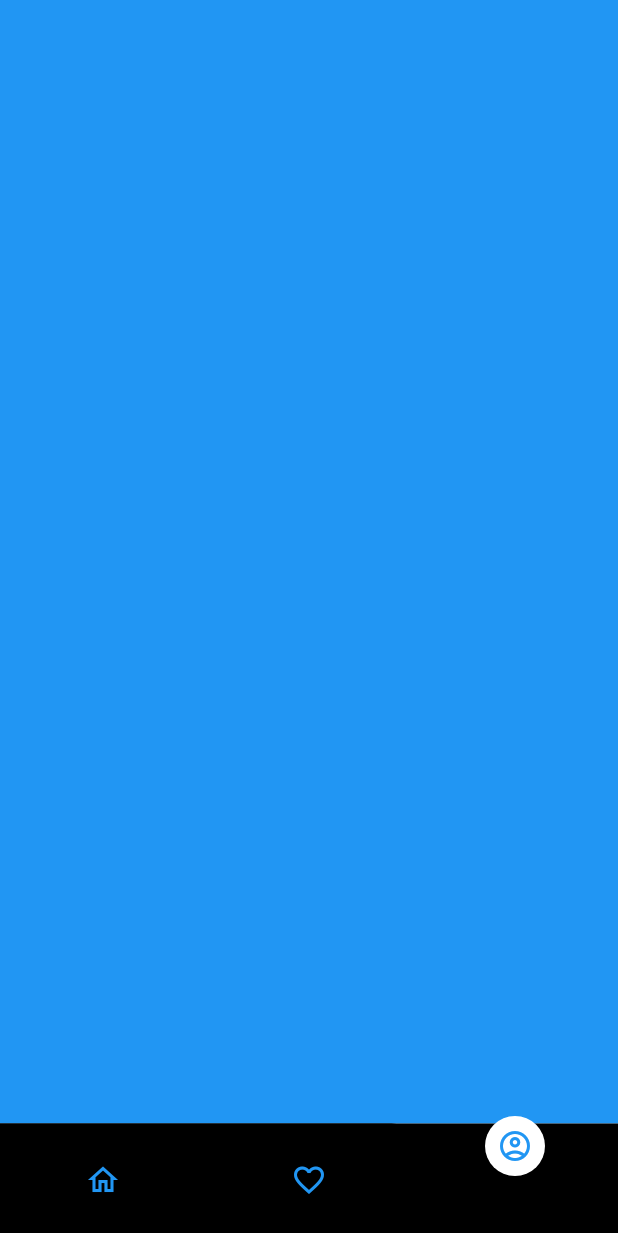
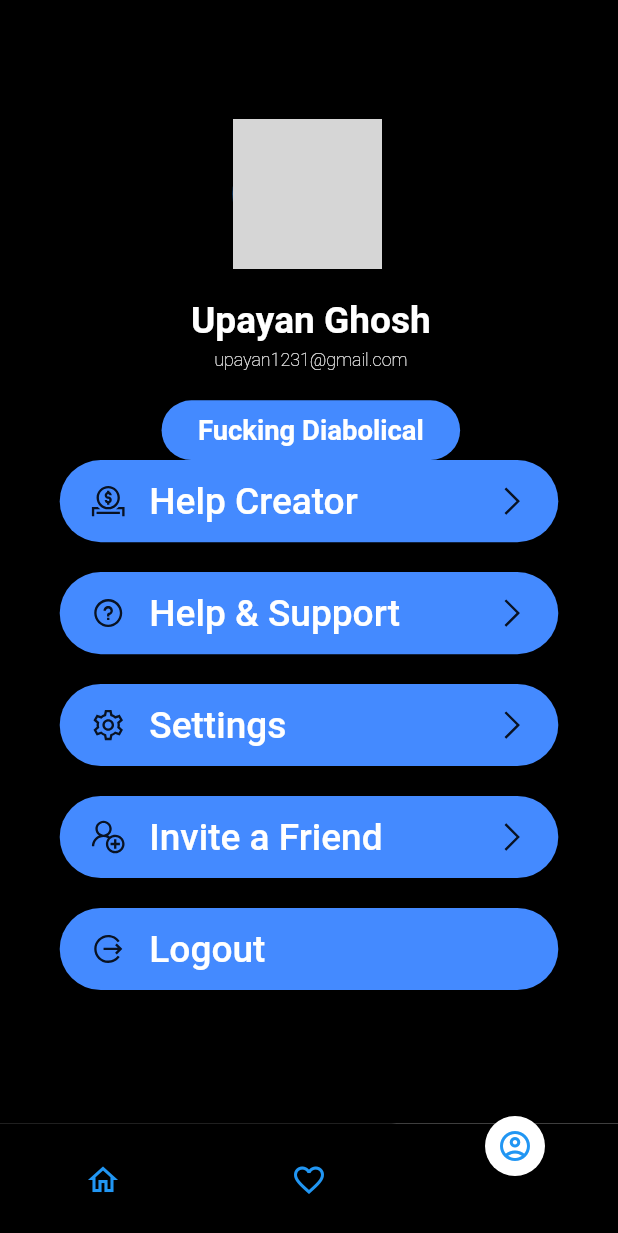
Before and after one commit to UpayanGhosh/pixamart, a Flutter app: the screen it shows after launch, item 3 of the bottom bar chosen, on a phone screen of 412 x 824 dp. Shown: the top 1233 px of the screen. Run offline on Flutter 3.47's test engine with Material 2 defaults, Android fonts, the phone set to English and light mode, and no system bars; drawn by our look-alikes of curved_navigation_bar; our stand-ins replace animated_splash_screen, dio, flutter_screenutil, flutter_speed_dial, get, hive and 6 more; missing offline and left inert: flutter_wallpaper_manager; accounts and stored records are empty; network calls fail; grey boxes are pictures that could not be loaded.

Commit message:
Account Page
Account page UI is done, Home page loading icon location fix, favorites icon change.

```diff
--- a/lib/front_end/pages/AccountPage.dart
+++ b/lib/front_end/pages/AccountPage.dart
@@ -1,16 +1,141 @@
 import 'package:flutter/material.dart';
-class AccountPage extends StatefulWidget {
+import 'package:flutter_screenutil/flutter_screenutil.dart';
+import 'package:hive/hive.dart';
+import 'package:line_awesome_flutter/line_awesome_flutter.dart';
+
+import '../widget/profile_list_item.dart';
+import 'constants.dart';
+
+class AccountPage extends StatelessWidget {
   const AccountPage({Key? key}) : super(key: key);
 
   @override
-  State<AccountPage> createState() => _AccountPageState();
-}
-
-class _AccountPageState extends State<AccountPage> {
-  @override
   Widget build(BuildContext context) {
-    return Container(
-      color: Colors.blue,
+    ScreenUtil.init(context,designSize: Size(414, 896),minTextAdapt: true);
+    var profileInfo = Expanded(
+      child: Container(
+        color: Colors.black,
+        child: Column(
+          children: <Widget>[
+            Container(
+              height: kSpacingUnit.w * 10,
+              width: kSpacingUnit.w * 10,
+              margin: EdgeInsets.fromLTRB(0, kSpacingUnit.w * 3, kSpacingUnit.w * 3, 0),
+              child: Stack(
+                children: <Widget>[
+                  CircleAvatar(
+                    radius: kSpacingUnit.w * 5,
+                    backgroundImage: AssetImage('assets/GTR.jpg'),
+                  ),
+                  Align(
+                    alignment: Alignment.bottomRight,
+                    child: Container(
+                      height: kSpacingUnit.w * 2.5,
+                      width: kSpacingUnit.w * 2.5,
+                      decoration: BoxDecoration(
+                        color: Colors.blue,
+                        shape: BoxShape.circle,
+                      ),
+                      child: Center(
+                        heightFactor: kSpacingUnit.w * 1.5,
+                        widthFactor: kSpacingUnit.w * 1.5,
+                        child: Icon(
+                          LineAwesomeIcons.pen,
+                          color: kDarkPrimaryColor,
+                          size: ScreenUtil().setSp(kSpacingUnit.w * 1.5),
+                        ),
+                      ),
+                    ),
+                  ),
+                ],
+              ),
+            ),
+            SizedBox(height: kSpacingUnit.w * 2),
+            Container(
+              margin: EdgeInsets.only(right: 25),
+              child: Text(
+                'Upayan Ghosh',
+                style: kTitleTextStyle,
+              ),
+            ),
+            SizedBox(height: kSpacingUnit.w * 0.5),
+            Container(
+              margin: EdgeInsets.only(right: 25),
+              child: Text(
+                'upayan1231@gmail.com',
+                style: kCaptionTextStyle,
+              ),
+            ),
+            SizedBox(height: kSpacingUnit.w * 2),
+            Container(
+              margin: EdgeInsets.only(right: 25),
+              height: kSpacingUnit.w * 4,
+              width: kSpacingUnit.w * 20,
+              decoration: BoxDecoration(
+                borderRadius: BorderRadius.circular(kSpacingUnit.w * 3),
+                color: Colors.blueAccent,
+              ),
+              child: Center(
+                child: Text(
+                  'Fucking Diabolical',
+                  style: kButtonTextStyle,
+                ),
+              ),
+            ),
+          ],
+        ),
+      ),
     );
+    var header = Row(
+      mainAxisAlignment: MainAxisAlignment.spaceBetween,
+      crossAxisAlignment: CrossAxisAlignment.start,
+      children: <Widget>[
+        SizedBox(width: kSpacingUnit.w * 3),
+        Icon(
+          LineAwesomeIcons.arrow_left,
+          size: ScreenUtil().setSp(kSpacingUnit.w * 3),
+        ),
+        profileInfo,
+        SizedBox(width: kSpacingUnit.w * 3),
+      ],
+    );
+          return Scaffold(
+            body: Container(
+              color: Colors.black,
+              child: Column(
+                children: <Widget>[
+                  SizedBox(height: kSpacingUnit.w * 5),
+                  header,
+                  Expanded(
+                    child: ListView(
+                      children: <Widget>[
+                        ProfileListItem(
+                          icon: LineAwesomeIcons.donate,
+                          text: 'Help Creator',
+                        ),
+                        ProfileListItem(
+                          icon: LineAwesomeIcons.question_circle,
+                          text: 'Help & Support',
+                        ),
+                        ProfileListItem(
+                          icon: LineAwesomeIcons.cog,
+                          text: 'Settings',
+                        ),
+                        ProfileListItem(
+                          icon: LineAwesomeIcons.user_plus,
+                          text: 'Invite a Friend',
+                        ),
+                        ProfileListItem(
+                          icon: LineAwesomeIcons.alternate_sign_out,
+                          text: 'Logout',
+                          hasNavigation: false,
+                        ),
+                      ],
+                    ),
+                  )
+                ],
+              ),
+            ),
+          );
   }
 }
--- a/lib/front_end/pages/Image_view_page.dart
+++ b/lib/front_end/pages/Image_view_page.dart
@@ -120,9 +120,10 @@ class _ImageViewState extends State<ImageView>
             opacity: opacity,
             duration: Duration(milliseconds: 400),
             child: AlertDialog(
-              title: Obx(() => Text('${dialogue}')),
+              backgroundColor: Colors.transparent,
+              title: Obx(() => Text('${dialogue}',style: TextStyle(color: Colors.white),textAlign: TextAlign.center,)),
               content: Container(
-                height: MediaQuery.of(context).size.height / 13,
+                height: MediaQuery.of(context).size.height / 26,
                 width: MediaQuery.of(context).size.width / 2,
                 child: LiquidLinearProgressIndicator(
                   borderColor: Colors.transparent,
--- /dev/null
+++ b/lib/front_end/pages/constants.dart
@@ -0,0 +1,62 @@
+import 'package:flutter/material.dart';
+import 'package:flutter_screenutil/flutter_screenutil.dart';
+
+const kSpacingUnit = 10;
+
+const kDarkPrimaryColor = Color(0xFF212121);
+const kDarkSecondaryColor = Color(0xFF373737);
+const kLightPrimaryColor = Color(0xFFFFFFFF);
+const kLightSecondaryColor = Color(0xFFF3F7FB);
+const kAccentColor = Color(0xFFFFC107);
+
+final kTitleTextStyle = TextStyle(
+  fontSize: ScreenUtil().setSp(kSpacingUnit.w * 2.7),
+  fontWeight: FontWeight.w600,
+  color: Colors.white,
+);
+
+final kCaptionTextStyle = TextStyle(
+  fontSize: ScreenUtil().setSp(kSpacingUnit.w * 1.3),
+  fontWeight: FontWeight.w100,
+  color: Colors.white,
+);
+
+final kButtonTextStyle = TextStyle(
+  fontSize: ScreenUtil().setSp(kSpacingUnit.w * 2.0),
+  fontWeight: FontWeight.w600,
+  color: Colors.white,
+);
+
+final kDarkTheme = ThemeData(
+  brightness: Brightness.dark,
+  fontFamily: 'SFProText',
+  primaryColor: kDarkPrimaryColor,
+  canvasColor: kDarkPrimaryColor,
+  backgroundColor: kDarkSecondaryColor,
+  accentColor: kAccentColor,
+  iconTheme: ThemeData.dark().iconTheme.copyWith(
+    color: kLightSecondaryColor,
+  ),
+  textTheme: ThemeData.dark().textTheme.apply(
+    fontFamily: 'SFProText',
+    bodyColor: kLightSecondaryColor,
+    displayColor: kLightSecondaryColor,
+  ),
+);
+
+final kLightTheme = ThemeData(
+  brightness: Brightness.light,
+  fontFamily: 'SFProText',
+  primaryColor: kLightPrimaryColor,
+  canvasColor: kLightPrimaryColor,
+  backgroundColor: kLightSecondaryColor,
+  accentColor: kAccentColor,
+  iconTheme: ThemeData.light().iconTheme.copyWith(
+    color: kDarkSecondaryColor,
+  ),
+  textTheme: ThemeData.light().textTheme.apply(
+    fontFamily: 'SFProText',
+    bodyColor: kDarkSecondaryColor,
+    displayColor: kDarkSecondaryColor,
+  ),
+);
--- a/lib/front_end/pages/favourites_page.dart
+++ b/lib/front_end/pages/favourites_page.dart
@@ -73,7 +73,7 @@ class _FavouritesPageState extends State<FavouritesPage> {
                         Padding(
                           padding: const EdgeInsets.all(8.0),
                           child: GestureDetector(
-                            child: Icon(Icons.heart_broken),
+                            child: Icon(Icons.favorite_rounded,color: Colors.pink,),
                             onTap: () {
                               Favourites lastDeleted = Favourites(favourites.imgShowUrl, favourites.imgDownloadUrl, favourites.alt);
                               favouritesBox.deleteAt(index);
@@ -161,7 +161,7 @@ class _FavouritesPageState extends State<FavouritesPage> {
                     Padding(
                       padding: const EdgeInsets.all(8.0),
                       child: GestureDetector(
-                        child: Icon(Icons.heart_broken),
+                        child: Icon(Icons.favorite_rounded,color: Colors.pink,),
                         onTap: () {
                           Favourites lastDeleted = Favourites(favourites.imgShowUrl, favourites.imgDownloadUrl, favourites.alt);
                           favouritesBox.deleteAt(index);
--- a/lib/front_end/pages/homepage.dart
+++ b/lib/front_end/pages/homepage.dart
@@ -2,6 +2,7 @@
 
 import 'dart:convert';
 import 'package:flutter/material.dart';
+import 'package:flutter_screenutil/flutter_screenutil.dart';
 import 'package:hive/hive.dart';
 import 'package:http/http.dart';
 import 'package:lottie/lottie.dart';
@@ -14,6 +15,8 @@ import 'package:PixaMart/private/get_pexels_api_key.dart';
 import 'package:PixaMart/front_end/widget/categories.dart';
 import 'package:PixaMart/front_end/widget/category_tile.dart';
 import 'package:PixaMart/backend/model/favourites_model.dart';
+
+import 'constants.dart';
 
 class HomePage extends StatefulWidget {
   const HomePage({Key? key}) : super(key: key);
@@ -150,7 +153,7 @@ class _HomePageState extends State<HomePage> {
                           alignment: Alignment.bottomRight,
                           children: [
                             Container(
-                              height: MediaQuery.of(context).size.height - 230,
+                              height: MediaQuery.of(context).size.height - 236,
                               decoration: BoxDecoration(),
                               padding: EdgeInsets.symmetric(horizontal: 16),
                               child: GridView.count(
@@ -191,7 +194,7 @@ class _HomePageState extends State<HomePage> {
                                         Padding(
                                           padding: const EdgeInsets.all(8.0),
                                           child: GestureDetector(
-                                            child: Icon(Icons.heart_broken),
+                                            child: Icon(Icons.favorite_outline_rounded,color: Colors.pink,),
                                             onTap: () {
                                               Favourites favourites = Favourites(photo.src.portrait, photo.src.original, photo.alt);
                                               Hive.box('favourites').add(favourites);
@@ -236,9 +239,11 @@ class _HomePageState extends State<HomePage> {
                       } else if (snapshot.hasError) {
                         return Center(child: Text('Failed to Load Wallpapers'));
                       }
-                      return Center(
-                          child: Lottie.asset('assets/lottie/lf30_editor_vomrc8qf.json',
-                              height: 200, width: 200, fit: BoxFit.cover));
+                      return Container(
+                        margin: EdgeInsets.fromLTRB(0, 150, 75, 0),
+                        child: Lottie.asset('assets/lottie/lf30_editor_vomrc8qf.json',
+                            height: 200, width: 200, fit: BoxFit.cover),
+                      );
                     },
                   ),
                 ],
--- /dev/null
+++ b/lib/front_end/widget/profile_list_item.dart
@@ -0,0 +1,57 @@
+import 'package:flutter/material.dart';
+import 'package:flutter_screenutil/flutter_screenutil.dart';
+import 'package:line_awesome_flutter/line_awesome_flutter.dart';
+
+import '../pages/constants.dart';
+class ProfileListItem extends StatelessWidget {
+  final IconData icon;
+  final String text;
+  final bool hasNavigation;
+
+  const ProfileListItem({
+    Key? key,
+    required this.icon,
+    required this.text,
+    this.hasNavigation = true,
+  }) : super(key: key);
+
+  @override
+  Widget build(BuildContext context) {
+    return Container(
+      height: kSpacingUnit.w * 5.5,
+      margin: EdgeInsets.symmetric(
+        horizontal: kSpacingUnit.w * 4,
+      ).copyWith(
+        bottom: kSpacingUnit.w * 2,
+      ),
+      padding: EdgeInsets.symmetric(
+        horizontal: kSpacingUnit.w * 2,
+      ),
+      decoration: BoxDecoration(
+        borderRadius: BorderRadius.circular(kSpacingUnit.w * 3),
+        color: Colors.blueAccent,
+      ),
+      child: Row(
+        children: <Widget>[
+          Icon(
+            this.icon,
+            size: kSpacingUnit.w * 2.5,
+          ),
+          SizedBox(width: kSpacingUnit.w * 1.5),
+          Text(
+            this.text,
+            style: kTitleTextStyle.copyWith(
+              fontWeight: FontWeight.w500,
+            ),
+          ),
+          Spacer(),
+          if (this.hasNavigation)
+            Icon(
+              LineAwesomeIcons.angle_right,
+              size: kSpacingUnit.w * 2.5,
+            ),
+        ],
+      ),
+    );
+  }
+}
--- a/pubspec.yaml
+++ b/pubspec.yaml
@@ -45,6 +45,9 @@ dependencies:
   hive_flutter: ^1.1.0
   get: ^4.6.5
   liquid_progress_indicator_ns: ^1.0.0
+  flutter_screenutil: ^5.5.3+2
+  line_awesome_flutter: ^2.0.0
+  google_fonts: ^3.0.1
 
 dev_dependencies:
   flutter_test:
```
Also changed, not shown: pubspec.lock, 1 other file.
